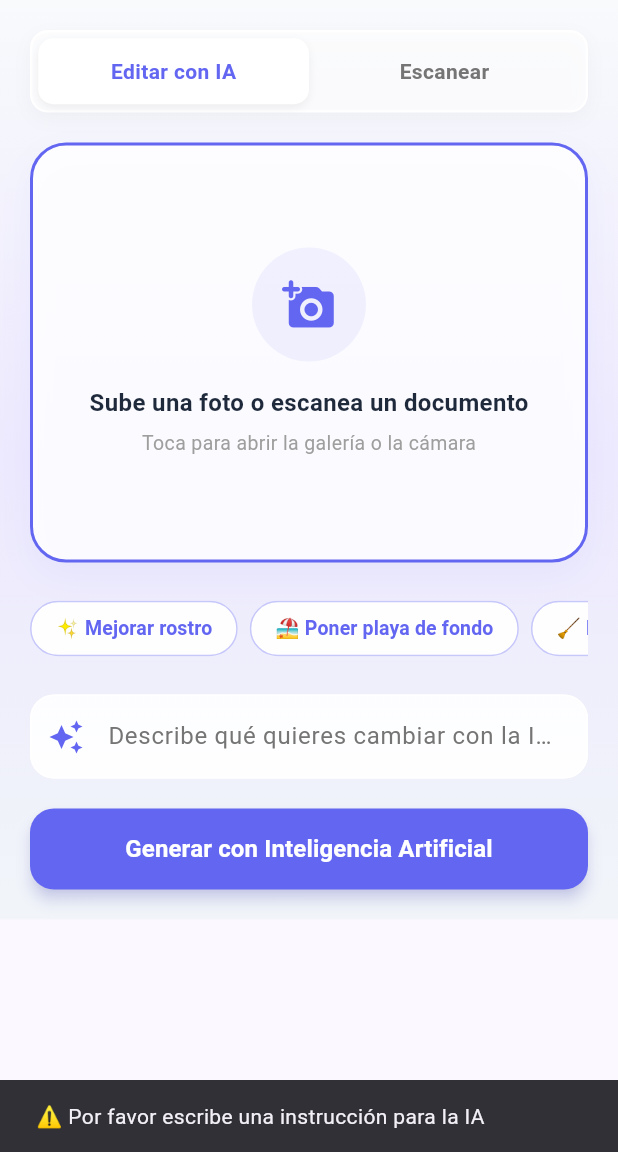
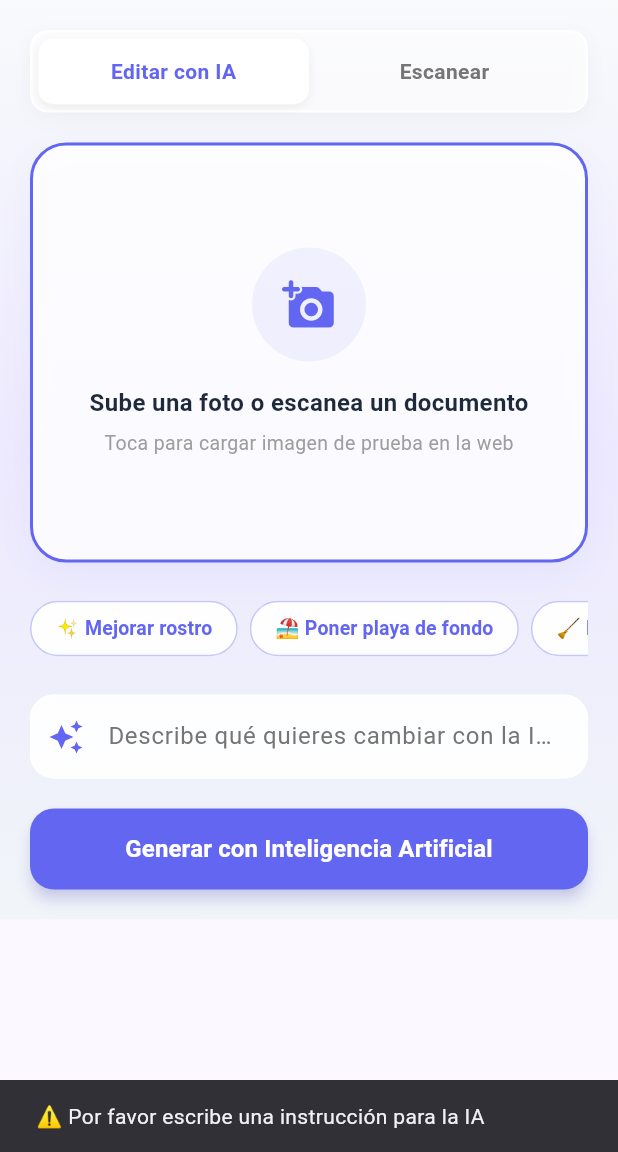
Before and after one commit to urieldabbah-creator/studio-ai-app, a Flutter app: the screen it shows after launch, after a tap on "Generar con Inteligencia Artificial", on a phone screen of 412 x 824 dp, the part 84-1236 px from its top. Run offline on Flutter 3.47's test engine with Material 3 defaults, Android fonts, the phone set to English and light mode, and no system bars; our stand-ins replace image_picker; network calls fail.

Commit message:
Fix web test image loader for Appetize

```diff
--- a/lib/main.dart
+++ b/lib/main.dart
@@ -1,6 +1,8 @@
-import 'dart:convert';
+import 'dart:typed_data';
+import 'package:flutter/foundation.dart' show kIsWeb;
 import 'package:flutter/material.dart';
 import 'package:http/http.dart' as http;
+import 'package:image_picker/image_picker.dart';
 
 void main() {
   runApp(const DisenoIApp());
@@ -39,13 +41,50 @@ class _PantallaStudioModernaState extends State<PantallaStudioModerna> {
   bool _cargandoIA = false;
   String _modoSeleccionado = 'Editar con IA';
 
+  XFile? _imagenSeleccionada;
+  Uint8List? _bytesImagenWeb;
+
   // Dirección oficial de tu servidor backend en Render
   final String _urlBackend = 'https://studio-ai-backend-wnge.onrender.com/editar-con-ia-real/';
+
+  Future<void> _seleccionarImagen() async {
+    try {
+      setState(() => _cargandoIA = true);
+
+      // Carga una imagen de prueba directamente por red para saltar las restricciones de archivos en la web de Appetize
+      var respuesta = await http.get(Uri.parse('https://picsum.photos/600/600'));
+
+      if (respuesta.statusCode == 200) {
+        setState(() {
+          _bytesImagenWeb = respuesta.bodyBytes;
+          _imagenSeleccionada = XFile('imagen_prueba.jpg');
+          _cargandoIA = false;
+        });
+        ScaffoldMessenger.of(context).showSnackBar(
+          const SnackBar(content: Text('📸 ¡Imagen de prueba lista para la IA!')),
+        );
+      } else {
+        setState(() => _cargandoIA = false);
+      }
+    } catch (e) {
+      setState(() => _cargandoIA = false);
+      ScaffoldMessenger.of(context).showSnackBar(
+        SnackBar(content: Text('⚠️ Error al cargar imagen: $e')),
+      );
+    }
+  }
 
   Future<void> _ejecutarIA() async {
     if (_promptController.text.isEmpty) {
       ScaffoldMessenger.of(context).showSnackBar(
         const SnackBar(content: Text('⚠️ Por favor escribe una instrucción para la IA')),
+      );
+      return;
+    }
+
+    if (_imagenSeleccionada == null) {
+      ScaffoldMessenger.of(context).showSnackBar(
+        const SnackBar(content: Text('⚠️ Por favor toca el cuadro para cargar una foto primero')),
       );
       return;
     }
@@ -56,13 +95,22 @@ class _PantallaStudioModernaState extends State<PantallaStudioModerna> {
       var request = http.MultipartRequest('POST', Uri.parse(_urlBackend));
       request.fields['prompt_usuario'] = _promptController.text;
 
+      if (kIsWeb && _bytesImagenWeb != null) {
         request.files.add(
           http.MultipartFile.fromBytes(
             'file',
-          utf8.encode('imagen_falsa_de_prueba'),
+            _bytesImagenWeb!,
             filename: 'foto_prueba.jpg',
           ),
         );
+      } else if (!kIsWeb && _imagenSeleccionada != null) {
+        request.files.add(
+          await http.MultipartFile.fromPath(
+            'file',
+            _imagenSeleccionada!.path,
+          ),
+        );
+      }
 
       var streamedResponse = await request.send();
       var response = await http.Response.fromStream(streamedResponse);
@@ -195,12 +243,10 @@ class _PantallaStudioModernaState extends State<PantallaStudioModerna> {
                 ),
               ),
               const SizedBox(height: 20),
+
+              // Contenedor interactivo para cargar la foto de prueba web
               GestureDetector(
-                onTap: () {
-                  ScaffoldMessenger.of(context).showSnackBar(
-                    const SnackBar(content: Text('📷 Imagen de prueba seleccionada correctamente')),
-                  );
-                },
+                onTap: _seleccionarImagen,
                 child: Container(
                   height: 280,
                   decoration: BoxDecoration(
@@ -215,7 +261,12 @@ class _PantallaStudioModernaState extends State<PantallaStudioModerna> {
                       ),
                     ],
                   ),
-                  child: Column(
+                  child: _bytesImagenWeb != null
+                      ? ClipRRect(
+                          borderRadius: BorderRadius.circular(22),
+                          child: Image.memory(_bytesImagenWeb!, fit: BoxFit.cover),
+                        )
+                      : Column(
                           mainAxisAlignment: MainAxisAlignment.center,
                           children: [
                             Container(
@@ -233,7 +284,7 @@ class _PantallaStudioModernaState extends State<PantallaStudioModerna> {
                             ),
                             const SizedBox(height: 6),
                             Text(
-                        'Toca para abrir la galería o la cámara',
+                              'Toca para cargar imagen de prueba en la web',
                               style: TextStyle(color: Colors.grey.shade500, fontSize: 13),
                             ),
                           ],
```
Lines whose indentation alone changed are shown as unchanged.
